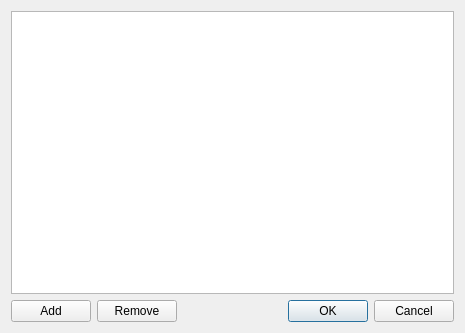
First picture: the form in src/highlighteditdialog.ui, repository lysevi/logan, before the edit.
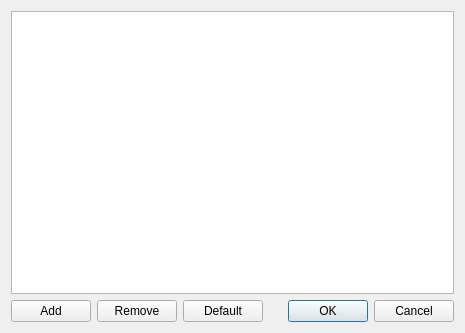
Second picture: the form after the edit.

Patch:
```diff
--- a/src/highlighteditdialog.ui
+++ b/src/highlighteditdialog.ui
@@ -40,6 +40,13 @@
        </property>
       </widget>
      </item>
+     <item>
+      <widget class="QPushButton" name="defaultButton">
+       <property name="text">
+        <string>Default</string>
+       </property>
+      </widget>
+     </item>
      <item>
       <spacer name="horizontalSpacer">
        <property name="orientation">
```
Left out of the diff: 24 changed lines with no effect on the pictures.
